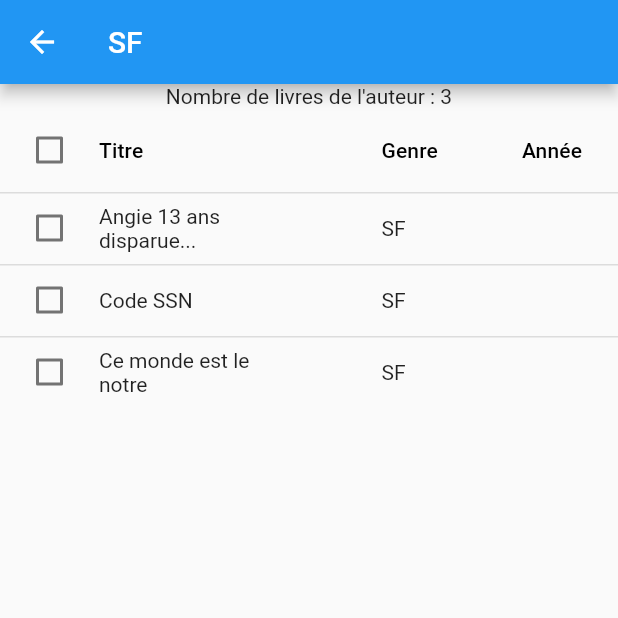
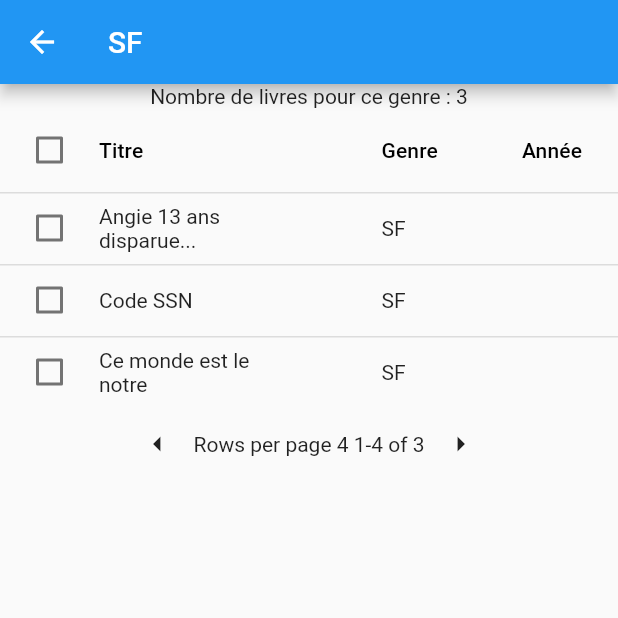
Before and after one commit to pcatel/flutter_studi, a Flutter app: the Ecran2 screen opened directly, after a tap on "SF", on a phone screen of 412 x 824 dp, the top half of it. Run offline on Flutter 3.47's test engine with Material 2 defaults, Android fonts, the phone set to English and light mode, and no system bars.

Commit message:
mise a jour auteurs

```diff
--- a/lib/widgets/ecran2.dart
+++ b/lib/widgets/ecran2.dart
@@ -1,8 +1,8 @@
 import 'dart:convert';
 import 'package:flutter/material.dart';
 import 'package:flutter/services.dart';
-import 'fiche.dart'; // Importez la classe FichePage depuis le fichier fiche.dart
-import 'livre.dart'; // Importez la classe Livre depuis le fichier livre.dart
+import 'fiche.dart';
+import 'livre.dart';
 
 class Ecran2 extends StatefulWidget {
   const Ecran2({Key? key}) : super(key: key);
@@ -13,7 +13,6 @@ class Ecran2 extends StatefulWidget {
 
 class _Ecran2State extends State<Ecran2> {
   List<dynamic> jsonData = [];
-  int genresPerPage = 10; // Nombre de genres à afficher par page
   List<String> genresList = [];
 
   @override
@@ -24,16 +23,12 @@ class _Ecran2State extends State<Ecran2> {
 
   Future<void> _chargerDonnees() async {
     try {
-      // Charger le contenu du fichier JSON à l'aide de rootBundle
       String data = await rootBundle.loadString('data/livres.json');
-
-      // Convertir le contenu JSON en une liste d'objets Dart
       setState(() {
         jsonData = jsonDecode(data);
         genresList = _extractGenres(jsonData);
       });
     } catch (e) {
-      // Gérer les erreurs éventuelles
       print('Erreur lors du chargement des données : $e');
     }
   }
@@ -54,29 +49,21 @@ class _Ecran2State extends State<Ecran2> {
       appBar: AppBar(
         title: const Text('Les Genres'),
       ),
-      body: Center(
-        child: Column(
+      body: Column(
         children: [
+          SizedBox(height: 10),
           Expanded(
-              child: SingleChildScrollView(
-                child: Center(
             child: GridView.builder(
-                    shrinkWrap: true,
               gridDelegate: SliverGridDelegateWithFixedCrossAxisCount(
-                      crossAxisCount: 3, // Nombre de colonnes dans la grille
+                crossAxisCount: 3,
                 crossAxisSpacing: 32.0,
                 mainAxisSpacing: 32.0,
               ),
-                    itemCount: (genresList.length / genresPerPage).ceil() *
-                        genresPerPage,
+              itemCount: genresList.length,
               itemBuilder: (context, index) {
-                      if (index >= genresList.length) {
-                        return SizedBox.shrink();
-                      }
                 String genre = genresList[index];
-                      int count = jsonData
-                          .where((book) => book['Genre'] == genre)
-                          .length;
+                int count =
+                    jsonData.where((book) => book['Genre'] == genre).length;
                 String imagePath =
                     'assets/images/Genres/${genre.toLowerCase()}.jpg';
 
@@ -133,16 +120,13 @@ class _Ecran2State extends State<Ecran2> {
               },
             ),
           ),
-              ),
-            ),
         ],
-        ),
       ),
     );
   }
 }
 
-class FicheGenre extends StatelessWidget {
+class FicheGenre extends StatefulWidget {
   final String nomGenre;
   final List<dynamic>? livres;
 
@@ -150,23 +134,56 @@ class FicheGenre extends StatelessWidget {
       : super(key: key);
 
   @override
+  _FicheGenreState createState() => _FicheGenreState();
+}
+
+class _FicheGenreState extends State<FicheGenre> {
+  int livresPerPage = 4;
+  int currentPage = 1;
+
+  List<dynamic> getCurrentPageLivres() {
+    int startIndex = (currentPage - 1) * livresPerPage;
+    int endIndex = startIndex + livresPerPage;
+    return widget.livres!
+        .sublist(startIndex, endIndex < widget.livres!.length ? endIndex : widget.livres!.length);
+  }
+
+  void previousPage() {
+    if (currentPage > 1) {
+      setState(() {
+        currentPage--;
+      });
+    }
+  }
+
+  void nextPage() {
+    int totalPages = (widget.livres!.length / livresPerPage).ceil();
+    if (currentPage < totalPages) {
+      setState(() {
+        currentPage++;
+      });
+    }
+  }
+
+  @override
   Widget build(BuildContext context) {
+    List<dynamic> currentLivres = getCurrentPageLivres();
+
     return Scaffold(
       appBar: AppBar(
-        title: Text(nomGenre),
+        title: Text(widget.nomGenre),
       ),
       body: SingleChildScrollView(
         child: Column(
           children: [
-            Text('Nombre de livres de l\'auteur : ${livres?.length ?? 0}'),
-            if (livres != null)
+            Text('Nombre de livres pour ce genre : ${widget.livres?.length ?? 0}'),
             DataTable(
               columns: [
                 DataColumn(label: Text('Titre')),
                 DataColumn(label: Text('Genre')),
                 DataColumn(label: Text('Année')),
               ],
-                rows: livres!
+              rows: currentLivres
                   .map(
                     (livre) => DataRow(
                       cells: [
@@ -174,7 +191,6 @@ class FicheGenre extends StatelessWidget {
                         DataCell(Text(livre['Genre'] ?? '')),
                         DataCell(Text(livre['Année'] ?? '')),
                       ],
-                        // Utilisez FichePage lorsque l'utilisateur clique sur un titre de livre
                       onSelectChanged: (_) {
                         Navigator.push(
                           context,
@@ -188,6 +204,22 @@ class FicheGenre extends StatelessWidget {
                   )
                   .toList(),
             ),
+            Row(
+              mainAxisAlignment: MainAxisAlignment.center,
+              children: [
+                IconButton(
+                  icon: Icon(Icons.arrow_left),
+                  onPressed: previousPage,
+                ),
+                Text(
+                  'Rows per page $livresPerPage ${currentPage * livresPerPage - livresPerPage + 1}-${currentPage * livresPerPage} of ${widget.livres!.length}',
+                ),
+                IconButton(
+                  icon: Icon(Icons.arrow_right),
+                  onPressed: nextPage,
+                ),
+              ],
+            ),
           ],
         ),
       ),
--- a/lib/widgets/ecran3.dart
+++ b/lib/widgets/ecran3.dart
@@ -70,7 +70,7 @@ class _Ecran3State extends State<Ecran3> {
         child: PaginatedDataTable(
           header: Text('Les livres'),
           rowsPerPage: _DataSource.rowsPerPageDataSource,
-          availableRowsPerPage: [4, 8, 15], // Liste des valeurs disponibles pour rowsPerPage
+          availableRowsPerPage: [4, 8, 12], // Liste des valeurs disponibles pour rowsPerPage
           columns: const [
             DataColumn(label: Text('Auteur')),
             DataColumn(label: Text('Nbre de livre')),
```
Lines whose indentation alone changed are shown as unchanged.
